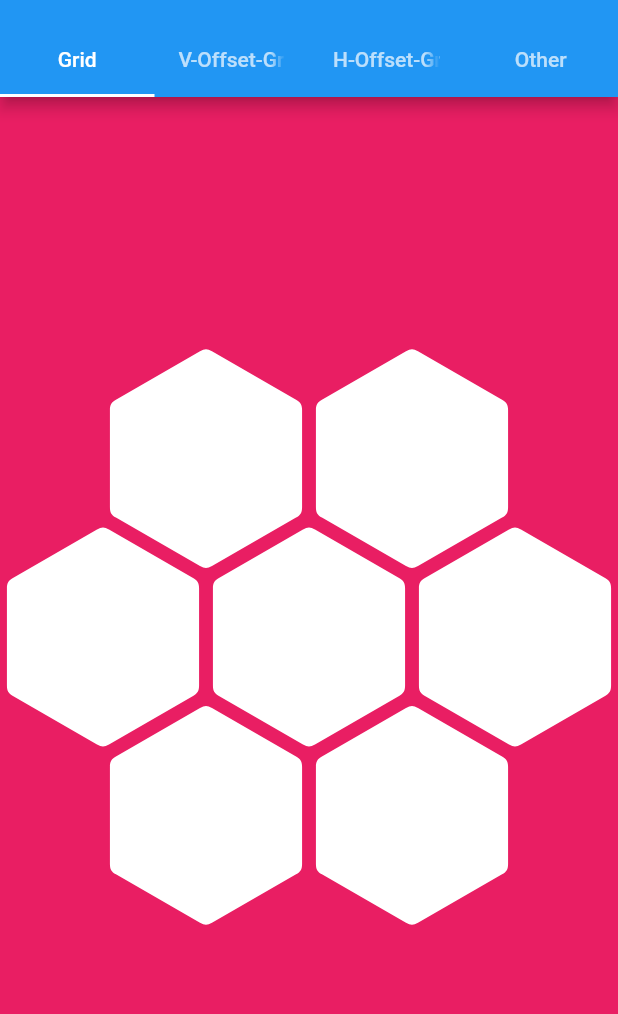
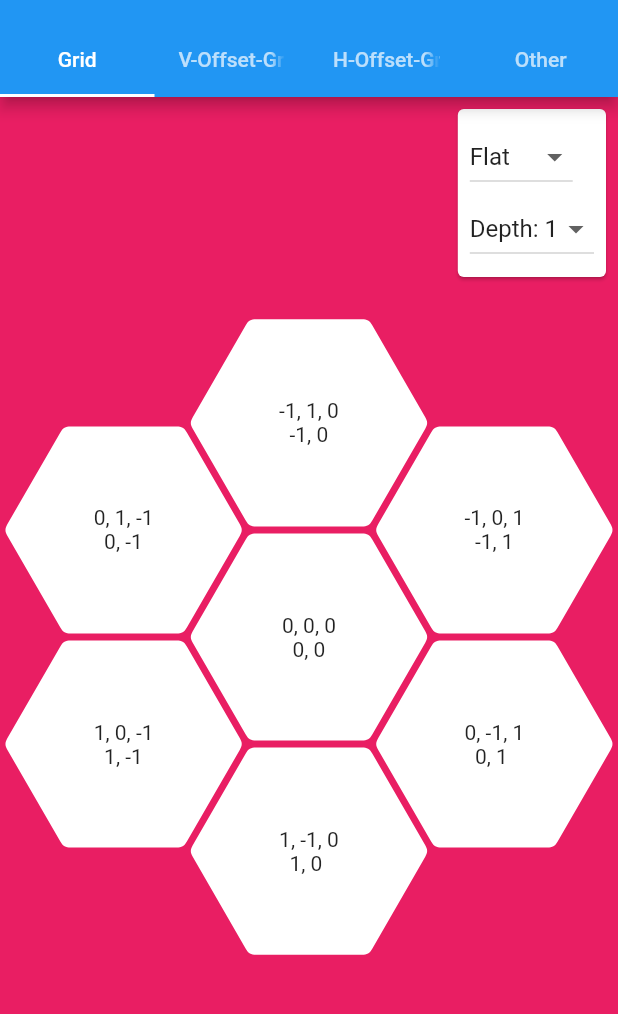
Before and after one commit to orlikraf/flutter-hexagon, a Flutter app: the screen it shows after launch, on a phone screen of 412 x 824 dp, the part 59-1073 px from its top. Run offline on Flutter 3.47's test engine with Material 2 defaults, Android fonts, the phone set to English and light mode, and no system bars.

Commit message:
done with HexagonGrid

```diff
--- a/example/lib/main.dart
+++ b/example/lib/main.dart
@@ -20,10 +20,19 @@ class MyApp extends StatelessWidget {
   }
 }
 
-class MyHomePage extends StatelessWidget {
+class MyHomePage extends StatefulWidget {
   MyHomePage({Key key, this.title}) : super(key: key);
 
   final String title;
+
+  @override
+  _MyHomePageState createState() => _MyHomePageState();
+}
+
+class _MyHomePageState extends State<MyHomePage> {
+  int depth = 1;
+  List<int> depths = [0, 1, 2, 3, 4];
+  HexagonType type = HexagonType.FLAT;
 
   @override
   Widget build(BuildContext context) {
@@ -42,11 +51,68 @@ class MyHomePage extends StatelessWidget {
               Tab(text: 'Other'),
             ],
           ),
-          title: Text(title),
+          title: Text(widget.title),
         ),
         body: TabBarView(
+          physics: NeverScrollableScrollPhysics(),
           children: [
-            _buildGrid(),
+            Stack(
+              children: [
+                Positioned.fill(child: _buildGrid(type)),
+                Align(
+                  alignment: Alignment.topRight,
+                  child: Card(
+                    margin: EdgeInsets.all(8.0),
+                    child: Padding(
+                      padding: const EdgeInsets.all(8.0),
+                      child: Column(
+                        mainAxisSize: MainAxisSize.min,
+                        crossAxisAlignment: CrossAxisAlignment.start,
+                        children: [
+                          DropdownButton<HexagonType>(
+                            onChanged: (value) => this.setState(() {
+                              type = value;
+                            }),
+                            value: type,
+                            items: [
+                              DropdownMenuItem<HexagonType>(
+                                value: HexagonType.FLAT,
+                                child: Text('Flat'),
+                              ),
+                              DropdownMenuItem<HexagonType>(
+                                value: HexagonType.POINTY,
+                                child: Text('Pointy'),
+                              )
+                            ],
+                            selectedItemBuilder: (context) => [
+                              Center(child: Text('Flat')),
+                              Center(child: Text('Pointy')),
+                            ],
+                          ),
+                          DropdownButton<int>(
+                            onChanged: (value) => this.setState(() {
+                              depth = value;
+                            }),
+                            value: depth,
+                            items: depths
+                                .map((e) => DropdownMenuItem<int>(
+                                      value: e,
+                                      child: Text('Depth: $e'),
+                                    ))
+                                .toList(),
+                            selectedItemBuilder: (context) {
+                              return depths
+                                  .map((e) => Center(child: Text('Depth: $e')))
+                                  .toList();
+                            },
+                          ),
+                        ],
+                      ),
+                    ),
+                  ),
+                ),
+              ],
+            ),
             _buildVerticalGrid(),
             _buildHorizontalGrid(),
             _buildMore(size),
@@ -56,24 +122,21 @@ class MyHomePage extends StatelessWidget {
     );
   }
 
-  Widget _buildGrid() {
+  Widget _buildGrid(HexagonType type) {
     return InteractiveViewer(
-      // minScale: 0.1,
-      // maxScale: 4.0,
-      // constrained: true,
-      child: HexagonGrid.pointy(
-        color: Colors.pink,
-        depth: 1,
-        // width: 900,
-        // height: 800,
-        buildTile: (coordinates) => HexagonWidgetBuilder(
-          // width: 300,
-          padding: 4.0,
-          cornerRadius: 8.0,
-        ),
-        // buildChild: (coordinates) => Text('${coordinates.q}, ${coordinates.r}'),
-      ),
-    );
+        minScale: 0.1,
+        maxScale: 8.0,
+        child: HexagonGrid(
+          hexType: type,
+          color: Colors.pink,
+          depth: depth,
+          buildTile: (coordinates) => HexagonWidgetBuilder(
+            padding: 2.0,
+            cornerRadius: 8.0,
+            child: Text(
+                '${coordinates.x}, ${coordinates.y}, ${coordinates.z}\n  ${coordinates.q}, ${coordinates.r}'),
+          ),
+        ));
   }
 
   Widget _buildHorizontalGrid() {
--- a/lib/src/grid/coordinates.dart
+++ b/lib/src/grid/coordinates.dart
@@ -1,3 +1,5 @@
+import 'dart:math';
+
 class Coordinates {
   Coordinates.cube(this.x, this.y, this.z)
       : assert(x != null),
@@ -8,7 +10,7 @@ class Coordinates {
       : assert(q != null),
         assert(r != null),
         this.x = q,
-        this.y = -q - r,
+        this.y = (-q - r).toInt(),
         this.z = r;
 
   final int x, y, z;
@@ -25,6 +27,11 @@ class Coordinates {
     return Coordinates.cube(x - other.x, y - other.y, z - other.z);
   }
 
+  int distance(Coordinates other) {
+    return max(
+        (x - other.x).abs(), max((y - other.y).abs(), (z - other.z).abs()));
+  }
+
   @override
   bool operator ==(Object other) =>
       other is Coordinates && other.x == x && other.y == y && other.z == z;
@@ -35,7 +42,7 @@ class Coordinates {
   static Coordinates zero = Coordinates.cube(0, 0, 0);
 
   @override
-  String toString() => 'Coordinates[cube: ($x, ${y.toInt()  }, $z), axial: ($q, $r)]';
+  String toString() => 'Coordinates[cube: ($x, $y, $z), axial: ($q, $r)]';
 }
 
 class HexDirections {
--- a/lib/src/grid/hexagon_grid.dart
+++ b/lib/src/grid/hexagon_grid.dart
@@ -1,10 +1,22 @@
 import 'package:flutter/material.dart';
-import 'package:hexagon/src/grid/coordinates.dart';
 
 import '../hexagon_type.dart';
 import '../hexagon_widget.dart';
+import 'coordinates.dart';
 
 class HexagonGrid extends StatelessWidget {
+  HexagonGrid({
+    this.width,
+    this.height,
+    this.depth = 0,
+    @required this.hexType,
+    this.color,
+    this.buildTile,
+    this.buildChild,
+    this.hexagonBuilder,
+  })  : assert(depth >= 0),
+        assert(hexType != null);
+
   HexagonGrid.pointy({
     this.width,
     this.height,
@@ -44,56 +56,37 @@ class HexagonGrid extends StatelessWidget {
       return Column(
         mainAxisSize: MainAxisSize.min,
         mainAxisAlignment: MainAxisAlignment.center,
-          children: children.call(_maxHexCount));
+        children: children.call(_maxHexCount),
+      );
     }
     return Row(
       mainAxisSize: MainAxisSize.min,
       mainAxisAlignment: MainAxisAlignment.center,
-        children: children.call(_maxHexCount));
+      children: children.call(_maxHexCount),
+    );
   }
 
   Widget _crossAxis(
-    int currentDepth,
-    List<Widget> Function(int count) children,
-  ) {
+      int currentDepth, List<Widget> Function(int count) children) {
     if (hexType.isPointy) {
       return Row(
+        mainAxisSize: MainAxisSize.min,
         mainAxisAlignment: MainAxisAlignment.center,
-          children: children.call(_maxHexCount - currentDepth));
+        children: children.call(_maxHexCount - currentDepth),
+      );
     }
     return Column(
+      mainAxisSize: MainAxisSize.min,
       mainAxisAlignment: MainAxisAlignment.center,
-        children: children.call(_maxHexCount - currentDepth));
-  }
-
-  Widget _padding(int depth, Size size, Widget child) {
-    double h = hexType.isPointy ? (size.width / 2) * depth : 0.0;
-    double v = hexType.isFlat ? (size.height / 2) * depth : 0.0;
-    print('padding: depth: $depth, h: $h, v: $v');
-    return Padding(
-      padding: EdgeInsets.symmetric(horizontal: 0, vertical: 0),
-      child: child,
+      children: children.call(_maxHexCount - currentDepth),
     );
   }
 
   @override
   Widget build(BuildContext context) {
-    return LayoutBuilder(builder: (context, constraints) {
-      // var edgeInsets = EdgeInsets.symmetric(
-      //   vertical: _displaceColumns *
-      //       (size.height / (8 * hexType.pointyFactor(false))),
-      //   horizontal:
-      //   _displaceRows * (size.width / (8 * hexType.flatFactor(false))),
-      // );
-      // var builder = buildHexagon?.call(Coordinates.zero);
-
-      print('------------------');
-      // print('template: $builder');
-      print('depth: $depth');
-      print('------------------');
-
+    return LayoutBuilder(
+      builder: (context, constraints) {
         Size size = _hexSize(constraints);
-      print('size: $size');
 
         HexagonWidget buildHex(Coordinates coordinates) {
           HexagonWidgetBuilder builder = buildTile?.call(coordinates) ??
@@ -110,104 +103,127 @@ class HexagonGrid extends StatelessWidget {
           );
         }
 
+        var edgeInsets = EdgeInsets.symmetric(
+          vertical: ((hexType.isPointy ? 1 : 0) *
+              (size.height / (8 * hexType.pointyFactor(false)))),
+          horizontal: ((hexType.isFlat ? 1 : 0) *
+              (size.width / (8 * hexType.flatFactor(false)))),
+        );
+
         if (depth == 0) {
           return Container(
             color: color,
+            width: width,
+            height: height,
+            padding: edgeInsets,
             child: buildHex(Coordinates.zero),
           );
         }
 
         return Container(
           color: color,
+          width: width,
+          height: height,
+          padding: edgeInsets,
           child: _mainAxis(
             (mainCount) {
-            return List.generate(mainCount, (mainIndex) {
+              return List.generate(
+                mainCount,
+                (mainIndex) {
                   int currentDepth = mainIndex - depth;
-              print('currentDepth: $currentDepth');
-              return _padding(
+                  return _crossAxis(
                     currentDepth.abs(),
-                size,
-                _crossAxis(
-                  currentDepth.abs(),
-                  (crossCount) => List.generate(crossCount, (crossIndex) {
+                    (crossCount) {
+                      return List.generate(crossCount, (crossIndex) {
                         if (currentDepth <= 0)
                           crossIndex = -depth - currentDepth + crossIndex;
                         else
                           crossIndex = -depth + crossIndex;
 
-                    final coordinates =
-                        Coordinates.axial(crossIndex, currentDepth);
-                    print('coordinates: $coordinates');
-
+                        final coordinates = Coordinates.axial(
+                          crossIndex,
+                          currentDepth,
+                        );
                         return buildHex.call(coordinates);
-                  }),
-                ),
+                      });
+                    },
                   );
-            });
+                },
+              );
             },
           ),
         );
-    });
+      },
+    );
   }
 
-  Size _hexSize(BoxConstraints constraints, {HexagonWidget template}) {
-    // if (template != null &&
-    //     (template.width != null || template.height != null)) {
-    //   return Size(template.width, template.height);
-    // }
-    print('constraints: $constraints');
+  Size _hexSize(BoxConstraints constraints) {
     double maxWidth = constraints.maxWidth;
     double maxHeight = constraints.maxHeight;
+
+    if (width != null || height != null) {
+      maxWidth = width ?? double.infinity;
+      maxHeight = height ?? double.infinity;
+    }
     if (maxWidth.isFinite && maxHeight.isFinite) {
-      var ratio = maxWidth / maxHeight;
-      print('ratio: $ratio');
-      print('hex ratio: ${hexType.ratio}');
+      var sizeFromHeight = _fromHeight(maxHeight);
+      var sizeFromWidth = _fromWidth(maxWidth);
 
-      if (ratio > hexType.ratio) {
-        maxWidth = double.infinity;
-      } else if (ratio < hexType.ratio) {
-        maxHeight = double.infinity;
+      if (hexType.isFlat) {
+        var hh = (maxHeight - (sizeFromHeight.height * _maxHexCount));
+        var hw = (maxHeight - (sizeFromWidth.height * _maxHexCount));
+        if (hh == 0 && hw < 0) {
+          return sizeFromHeight;
+        } else
+          return sizeFromWidth;
+      } else {
+        var wh = (maxWidth - (sizeFromHeight.width * _maxHexCount));
+        var ww = (maxWidth - (sizeFromWidth.width * _maxHexCount));
+        if (ww == 0 && wh < 0) {
+          return sizeFromWidth;
+        } else
+          return sizeFromHeight;
       }
-    } else if (maxWidth.isInfinite && maxHeight.isInfinite) {
-      maxWidth = width ?? maxWidth;
-      maxHeight = height ?? maxHeight;
+    } else if (maxWidth.isFinite) {
+      return _fromWidth(maxWidth);
+    } else if (maxHeight.isFinite) {
+      return _fromHeight(maxHeight);
+    } else {
+      throw Exception('Error: Infinite constraints in both grid dimensions!');
+    }
   }
 
-    if (maxWidth.isFinite) {
-      print('maxWidth isFinite');
+  Size _fromWidth(double maxWidth) {
     if (hexType.isFlat) {
-        print('isFlat');
-        //todo check
-        var quarters = maxWidth / (1 + (0.75 * (2 * depth)));
-        var size = Size(quarters, quarters * hexType.ratio);
-        return size * hexType.flatFactor(false);
+      var quarters =
+          maxWidth / (depth == 0 ? 1.0 : (1.0 + (0.75 * (2 * depth))));
+      return Size(quarters, quarters * hexType.ratio) *
+          hexType.flatFactor(false);
     }
     //is Pointy
-      print('isPointy');
     var width = maxWidth / (depth == 0 ? 1 : (_maxHexCount));
-      print('maxW: $maxWidth');
-      print('width: $width');
+    return Size(
+      width,
+      (width / hexType.ratio) /
+          hexType.flatFactor(false) *
+          hexType.pointyFactor(false),
+    );
+  }
 
-      return Size(width, width * hexType.ratio);
-    } else if (maxHeight.isFinite) {
-      print('maxHeight isFinite');
+  Size _fromHeight(double maxHeight) {
     if (hexType.isPointy) {
       var quarters =
-            maxHeight / (depth == 0 ? 1.0 : (1 + (0.75 * (2 * depth))));
-        var size = Size(quarters / hexType.ratio, quarters) *
+          maxHeight / (depth == 0 ? 1.0 : (1.0 + (0.75 * (2 * depth))));
+      return Size(quarters / hexType.ratio, quarters) *
           hexType.pointyFactor(false);
-
-        // if (size.width * depth > maxWidth) {
-        //   return size * (maxWidth / size.width);
-        // }
-        return size;
     }
     //is Flat
     var height = maxHeight / (depth == 0 ? 1.0 : (_maxHexCount));
-      return Size(height / hexType.ratio, height);
-    } else {
-      throw Exception(
-          'Error: Infinite constraints in both grid dimensions and no size in hexagon template!');
+    return Size(
+      (height * hexType.ratio) *
+          hexType.flatFactor(false) /
+          hexType.pointyFactor(false),
+      height,
+    );
   }
 }
-}
```
Also changed, not shown: 1 other file. Lines whose indentation alone changed are shown as unchanged.
